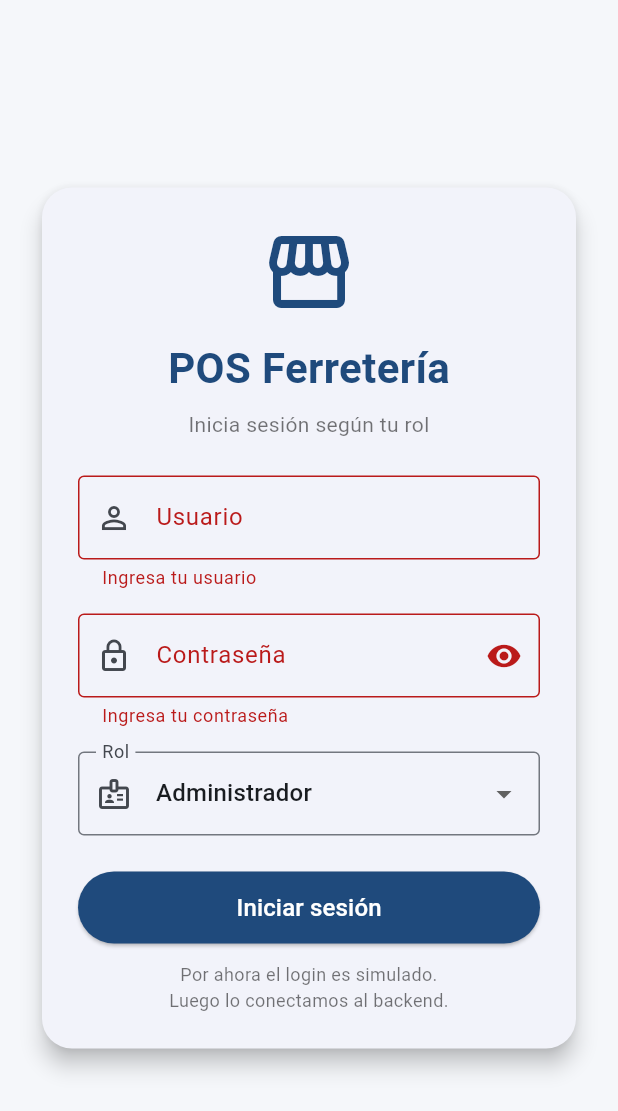
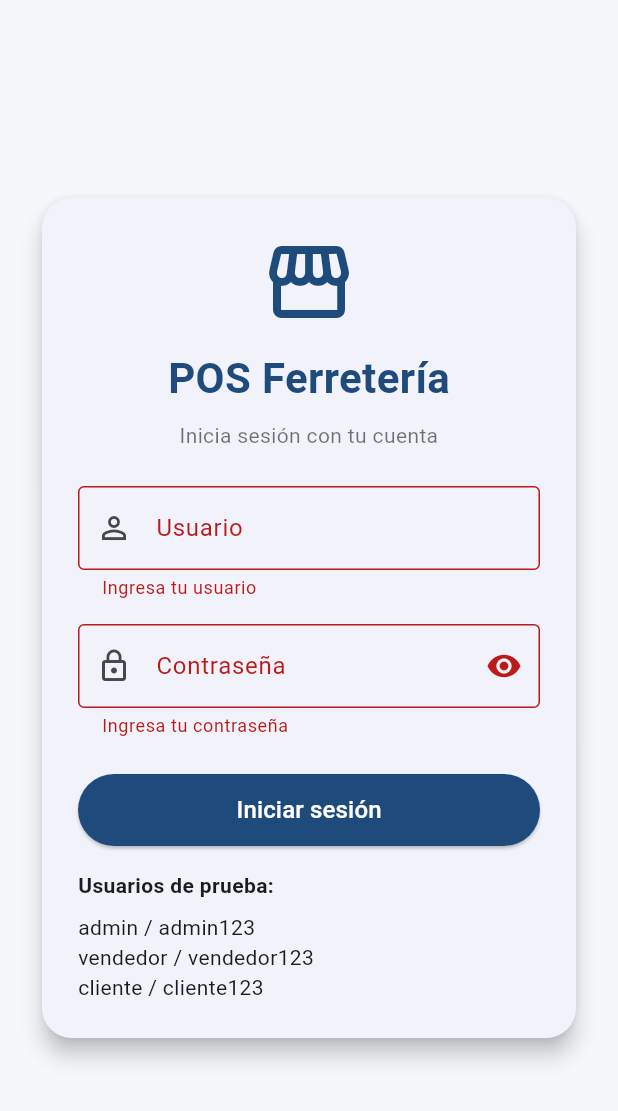
Before and after one commit to kevinrrgodinez/Proyecto-Final, a Flutter app: the screen it shows after launch, after a tap on "Iniciar sesión", on a phone screen of 412 x 824 dp. Shown: the top 1111 px of the screen. Run offline on Flutter 3.47's test engine with Material 3 defaults, Android fonts, the light colour scheme and no system bars; our stand-ins replace shared_preferences.

Commit message:
Avance Flutter POS con login, productos e inventario

```diff
--- a/lib/core/constants/api_constants.dart
+++ b/lib/core/constants/api_constants.dart
@@ -1,9 +1,11 @@
 class ApiConstants {
-  // Para web / Windows
-  static const String baseUrl = 'http://127.0.0.1:8010';
+  static const String backendBaseUrl = 'http://127.0.0.1:3000';
+  static const String productosBaseUrl = 'http://127.0.0.1:8010';
 
-  // Para emulador Android, cambia por:
-  // static const String baseUrl = 'http://10.0.2.2:8010';
+  static const String login = '$backendBaseUrl/auth/login';
+  static const String me = '$backendBaseUrl/auth/me';
 
-  static const String productos = '$baseUrl/productos';
+  static const String productos = '$productosBaseUrl/productos';
+  static const String ventas = '$backendBaseUrl/ventas';
+  static const String clientes = '$backendBaseUrl/clientes';
 }
--- a/lib/models/usuario.dart
+++ b/lib/models/usuario.dart
@@ -1,9 +1,27 @@
 class Usuario {
+  final int id;
+  final String nombre;
   final String usuario;
   final String rol;
+  final String token;
 
   Usuario({
+    required this.id,
+    required this.nombre,
     required this.usuario,
     required this.rol,
+    required this.token,
   });
+
+  factory Usuario.fromLoginResponse(Map<String, dynamic> json) {
+    final user = json['user'] as Map<String, dynamic>;
+
+    return Usuario(
+      id: user['id'] ?? 0,
+      nombre: user['nombre'] ?? '',
+      usuario: user['usuario'] ?? '',
+      rol: user['rol'] ?? '',
+      token: json['token'] ?? '',
+    );
+  }
 }
--- a/lib/screens/auth/login_screen.dart
+++ b/lib/screens/auth/login_screen.dart
@@ -1,7 +1,8 @@
 import 'package:flutter/material.dart';
 import '../../core/routes/app_routes.dart';
+import '../../models/usuario.dart';
 import '../../services/auth_service.dart';
-import '../../models/usuario.dart';
+import '../../services/session_service.dart';
 
 class LoginScreen extends StatefulWidget {
   const LoginScreen({super.key});
@@ -16,7 +17,6 @@ class _LoginScreenState extends State<LoginScreen> {
   final TextEditingController _usuarioCtrl = TextEditingController();
   final TextEditingController _passwordCtrl = TextEditingController();
 
-  String _rolSeleccionado = 'Administrador';
   bool _ocultarPassword = true;
   bool _cargando = false;
 
@@ -32,24 +32,17 @@ class _LoginScreenState extends State<LoginScreen> {
 
     setState(() => _cargando = true);
 
-    final Usuario? usuario = await AuthService.iniciarSesion(
+    try {
+      final Usuario usuario = await AuthService.iniciarSesion(
         usuario: _usuarioCtrl.text.trim(),
         password: _passwordCtrl.text.trim(),
-      rolSeleccionado: _rolSeleccionado,
       );
+
+      await SessionService.guardarSesion(usuario);
 
       if (!mounted) return;
 
       setState(() => _cargando = false);
-
-    if (usuario == null) {
-      ScaffoldMessenger.of(context).showSnackBar(
-        const SnackBar(
-          content: Text('No se pudo iniciar sesión'),
-        ),
-      );
-      return;
-    }
 
       if (usuario.rol == 'admin') {
         Navigator.pushReplacementNamed(context, AppRoutes.adminDashboard);
@@ -57,6 +50,18 @@ class _LoginScreenState extends State<LoginScreen> {
         Navigator.pushReplacementNamed(context, AppRoutes.vendedorDashboard);
       } else {
         Navigator.pushReplacementNamed(context, AppRoutes.clienteHome);
+      }
+    } catch (e) {
+      if (!mounted) return;
+
+      setState(() => _cargando = false);
+
+      ScaffoldMessenger.of(context).showSnackBar(
+        SnackBar(
+          content: Text('Error: $e'),
+          backgroundColor: Colors.red,
+        ),
+      );
     }
   }
 
@@ -96,7 +101,7 @@ class _LoginScreenState extends State<LoginScreen> {
                       ),
                       const SizedBox(height: 8),
                       const Text(
-                        'Inicia sesión según tu rol',
+                        'Inicia sesión con tu cuenta',
                         textAlign: TextAlign.center,
                         style: TextStyle(color: Colors.black54),
                       ),
@@ -112,9 +117,6 @@ class _LoginScreenState extends State<LoginScreen> {
                         validator: (value) {
                           if (value == null || value.trim().isEmpty) {
                             return 'Ingresa tu usuario';
-                          }
-                          if (value.trim().length < 3) {
-                            return 'Mínimo 3 caracteres';
                           }
                           return null;
                         },
@@ -145,41 +147,7 @@ class _LoginScreenState extends State<LoginScreen> {
                           if (value == null || value.isEmpty) {
                             return 'Ingresa tu contraseña';
                           }
-                          if (value.length < 4) {
-                            return 'Mínimo 4 caracteres';
-                          }
                           return null;
-                        },
-                      ),
-                      const SizedBox(height: 16),
-
-                      DropdownButtonFormField<String>(
-                        value: _rolSeleccionado,
-                        decoration: const InputDecoration(
-                          labelText: 'Rol',
-                          prefixIcon: Icon(Icons.badge_outlined),
-                          border: OutlineInputBorder(),
-                        ),
-                        items: const [
-                          DropdownMenuItem(
-                            value: 'Administrador',
-                            child: Text('Administrador'),
-                          ),
-                          DropdownMenuItem(
-                            value: 'Vendedor',
-                            child: Text('Vendedor'),
-                          ),
-                          DropdownMenuItem(
-                            value: 'Cliente',
-                            child: Text('Cliente'),
-                          ),
-                        ],
-                        onChanged: (value) {
-                          if (value != null) {
-                            setState(() {
-                              _rolSeleccionado = value;
-                            });
-                          }
                         },
                       ),
                       const SizedBox(height: 24),
@@ -208,15 +176,27 @@ class _LoginScreenState extends State<LoginScreen> {
                                 ),
                         ),
                       ),
-                      const SizedBox(height: 12),
+                      const SizedBox(height: 16),
 
-                      const Text(
-                        'Por ahora el login es simulado.\nLuego lo conectamos al backend.',
-                        textAlign: TextAlign.center,
-                        style: TextStyle(
-                          fontSize: 12,
-                          color: Colors.black54,
+                      const Align(
+                        alignment: Alignment.centerLeft,
+                        child: Text(
+                          'Usuarios de prueba:',
+                          style: TextStyle(fontWeight: FontWeight.bold),
                         ),
+                      ),
+                      const SizedBox(height: 8),
+                      const Align(
+                        alignment: Alignment.centerLeft,
+                        child: Text('admin / admin123'),
+                      ),
+                      const Align(
+                        alignment: Alignment.centerLeft,
+                        child: Text('vendedor / vendedor123'),
+                      ),
+                      const Align(
+                        alignment: Alignment.centerLeft,
+                        child: Text('cliente / cliente123'),
                       ),
                     ],
                   ),
--- a/pubspec.yaml
+++ b/pubspec.yaml
@@ -35,6 +35,7 @@ dependencies:
   # Use with the CupertinoIcons class for iOS style icons.
   cupertino_icons: ^1.0.8
   http: ^1.6.0
+  shared_preferences: ^2.5.4
 
 dev_dependencies:
   flutter_test:
```
Also changed, not shown: lib/services/auth_service.dart (+27 -13 lines), lib/services/session_service.dart (added, +38 -0 lines), lib/models/venta.dart (added), lib/services/cliente_service.dart (added), lib/services/venta_service.dart (added), pubspec.lock, 1 other file. Lines whose indentation alone changed are shown as unchanged.
